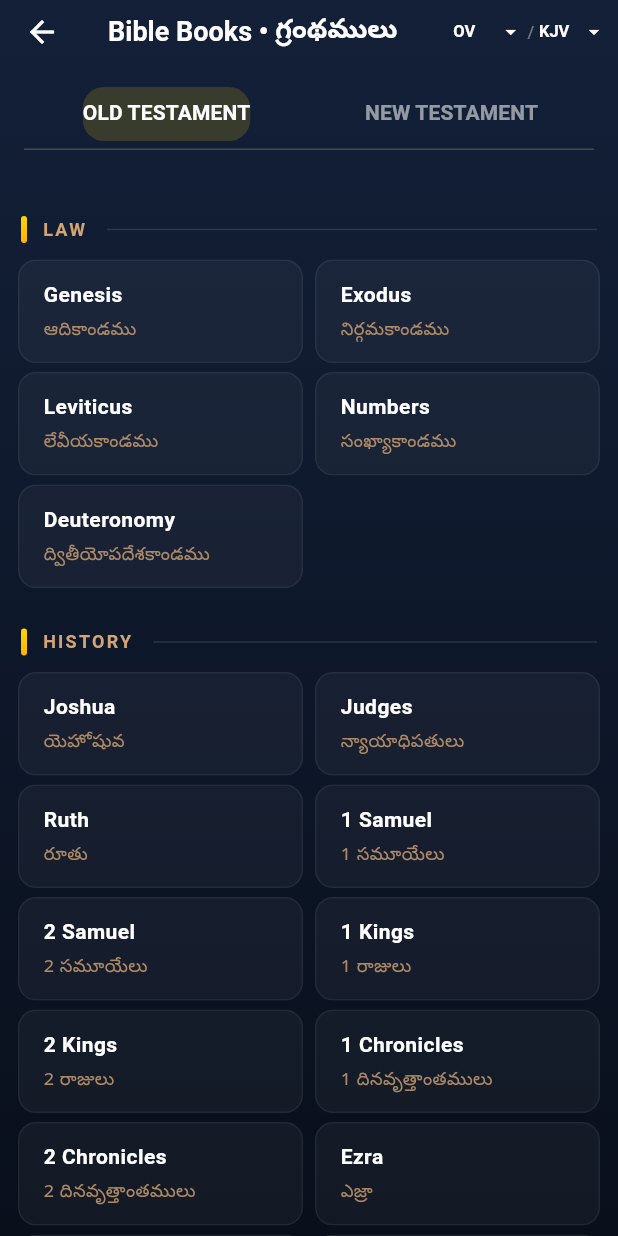
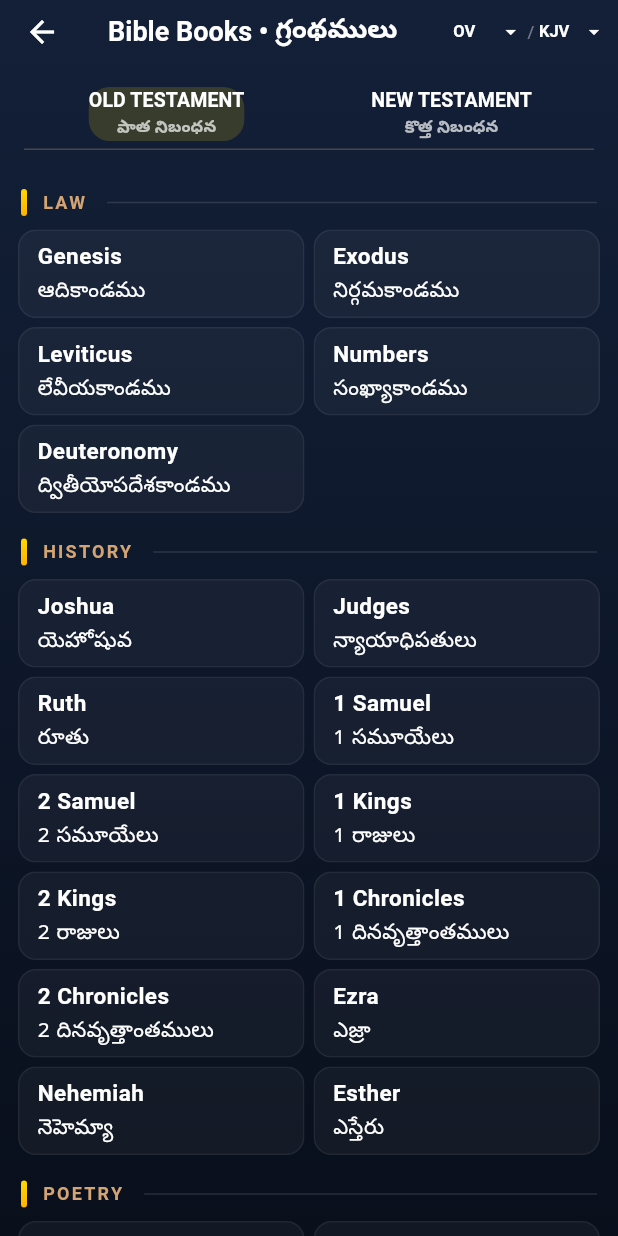
Before and after one commit to dls9494/BibleQuest, a Flutter app: the BookListScreen screen opened directly, on a phone screen of 412 x 824 dp. Run offline on Flutter 3.47's test engine with Material 3 defaults, Android fonts, the phone set to English and light mode, and no system bars; our stand-ins replace audio_service, cloud_firestore, confetti, connectivity_plus, firebase_analytics, firebase_auth and 14 more; missing offline and left inert: audio_session; accounts and stored records are empty; Roboto replaces fonts that are missing (Outfit); project files that could hold a hidden picture were left out.

Commit message:
ui: refine book list screen layout, stacked tabs, and card padding/sizes

```diff
--- a/lib/screens/book_list_screen.dart
+++ b/lib/screens/book_list_screen.dart
@@ -82,8 +82,26 @@
                     labelStyle: AppTextStyles.sectionHeader.copyWith(fontWeight: FontWeight.w700, fontSize: 14),
                     unselectedLabelStyle: AppTextStyles.sectionHeader.copyWith(fontWeight: FontWeight.w600, fontSize: 14),
                     tabs: const [
-                      Tab(text: 'OLD TESTAMENT'),
-                      Tab(text: 'NEW TESTAMENT'),
+                      Tab(
+                        child: Column(
+                          mainAxisSize: MainAxisSize.min,
+                          children: [
+                            Text('OLD TESTAMENT', style: TextStyle(fontSize: 13, fontWeight: FontWeight.w600, color: Colors.white)),
+                            SizedBox(height: 2),
+                            Text('పాత నిబంధన', style: TextStyle(fontSize: 11, color: Colors.white70)),
+                          ],
+                        ),
+                      ),
+                      Tab(
+                        child: Column(
+                          mainAxisSize: MainAxisSize.min,
+                          children: [
+                            Text('NEW TESTAMENT', style: TextStyle(fontSize: 13, fontWeight: FontWeight.w600, color: Colors.white)),
+                            SizedBox(height: 2),
+                            Text('కొత్త నిబంధన', style: TextStyle(fontSize: 11, color: Colors.white70)),
+                          ],
+                        ),
+                      ),
                     ],
                   );
                 },
@@ -166,10 +184,12 @@
     bool isDark,
     Color textColor,
   ) {
-    final rows = <Widget>[const SizedBox(height: 8)];
+    final rows = <Widget>[const SizedBox(height: 4)];
 
+    bool isFirst = true;
     for (final group in groups) {
-      rows.add(_buildGroupHeader(group.label, isDark));
+      rows.add(_buildGroupHeader(group.label, isDark, isFirst: isFirst));
+      isFirst = false;
 
       // Gather books for this group in display order
       final groupBooks = group.bookIds
@@ -186,7 +206,7 @@
             child: Row(
               children: [
                 Expanded(child: _buildBookCard(context, left, lp, isDark, textColor)),
-                const SizedBox(width: 8),
+                const SizedBox(width: 6),
                 Expanded(
                   child: right != null
                       ? _buildBookCard(context, right, lp, isDark, textColor)
@@ -204,9 +224,9 @@
     return ListView(physics: const BouncingScrollPhysics(), padding: const EdgeInsets.symmetric(vertical: 8), children: rows);
   }
 
-  Widget _buildGroupHeader(String label, bool isDark) {
+  Widget _buildGroupHeader(String label, bool isDark, {bool isFirst = false}) {
     return Padding(
-      padding: const EdgeInsets.fromLTRB(14, 18, 14, 8),
+      padding: EdgeInsets.fromLTRB(14, isFirst ? 4 : 8, 14, 6),
       child: Row(
         children: [
           Container(
@@ -262,7 +282,7 @@
           highlightColor: const Color(0xFFFFD700).withValues(alpha: 0.05),
           onTap: () => context.push('/bible/${lp.activeTeluguVersion}/${book.nameEn}'),
           child: Padding(
-            padding: const EdgeInsets.symmetric(horizontal: 16, vertical: 12),
+            padding: const EdgeInsets.fromLTRB(12, 6, 12, 6),
             child: Column(
               crossAxisAlignment: CrossAxisAlignment.start,
               children: [
@@ -270,20 +290,20 @@
                   book.nameEn,
                   style: TextStyle(
                     color: textColor,
-                    fontWeight: FontWeight.bold,
-                    fontSize: 14,
+                    fontWeight: FontWeight.w600,
+                    fontSize: 15,
                     fontFamily: 'Outfit',
                     letterSpacing: 0.3,
                   ),
                 ),
                 if (book.nameTe.isNotEmpty) ...[
-                  const SizedBox(height: 6),
+                  const SizedBox(height: 4),
                   Text(
                     book.nameTe,
-                    style: TextStyle(
-                      color: isDark ? const Color(0xFFD4A574).withValues(alpha: 0.8) : const Color(0xFF8B6914).withValues(alpha: 0.7),
+                    style: const TextStyle(
+                      color: Colors.white,
                       fontWeight: FontWeight.normal,
-                      fontSize: 12,
+                      fontSize: 14,
                       fontFamily: 'NotoSansTelugu',
                     ),
                   ),
```
